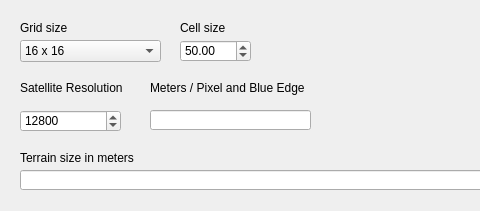
This is widget.ui in SnakeManPMC/arma-2-XYZ_Creator as Qt 5 draws it before an edit; both pictures show x 0 to 480 and y 0 to 211 of the 707 by 211 pixel window. The edited form follows.
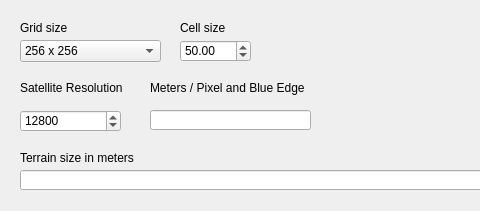
This is the edited form.

Commit message: numbers getting big, use unsigned long

```diff
--- a/widget.ui
+++ b/widget.ui
@@ -46,10 +46,10 @@
     </rect>
    </property>
    <property name="currentText">
-    <string>16 x 16</string>
+    <string>256 x 256</string>
    </property>
    <property name="currentIndex">
-    <number>0</number>
+    <number>4</number>
    </property>
    <item>
     <property name="text">
```
The commit also changes 1 other file.
